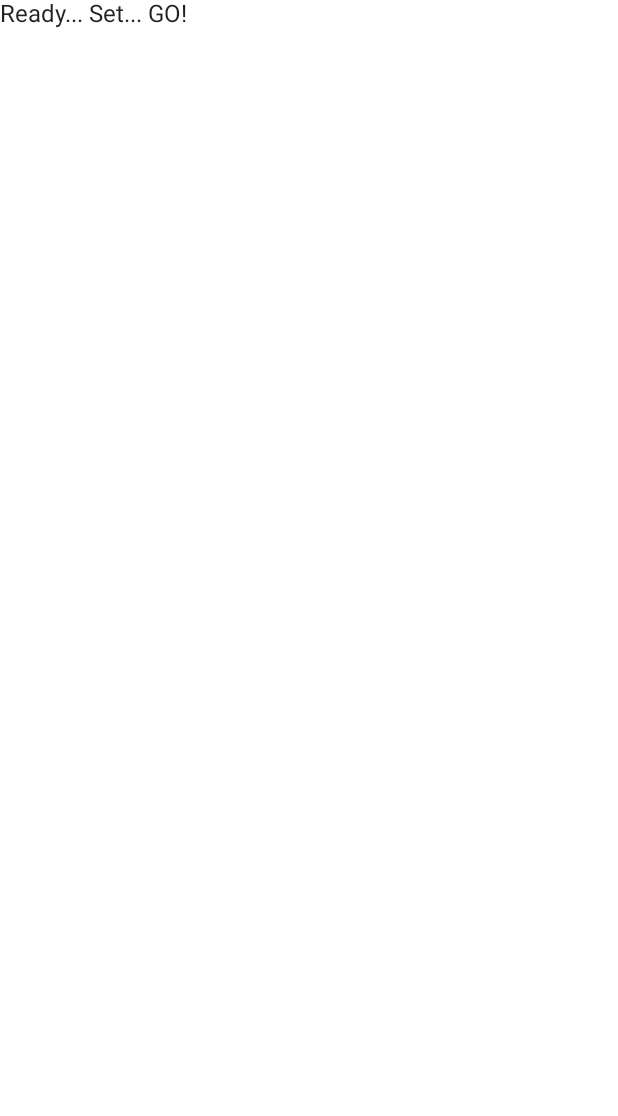
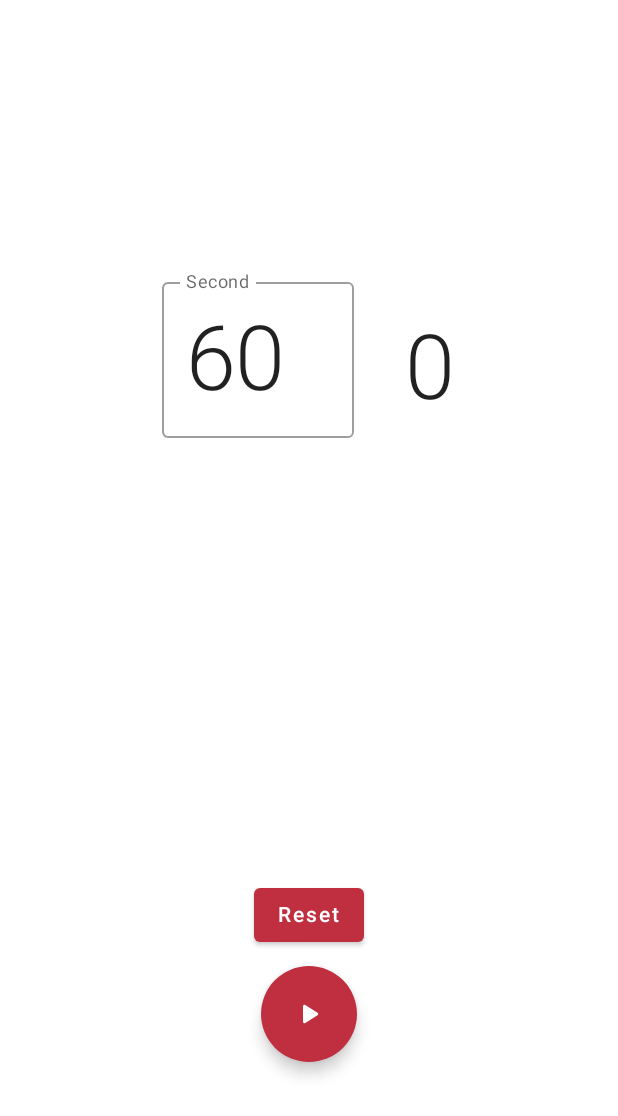
Before and after one commit to FiqSky/Countdown-Timer, an Android app built with Jetpack Compose: the screen it shows after launch (MainActivity), on a phone screen of 412 x 824 dp. Before the commit the part shown is almost empty. Shown: the top 1116 px of the screen. Run offline under Robolectric (Android 15) with nearby library versions, the phone set to English and light mode, and no system bars.

Commit message:
challenge accepted

```diff
--- a/app/build.gradle
+++ b/app/build.gradle
@@ -71,6 +71,8 @@ dependencies {
     implementation "androidx.compose.ui:ui:$compose_version"
     implementation "androidx.compose.material:material:$compose_version"
     implementation "androidx.compose.material:material-icons-extended:$compose_version"
+    implementation "androidx.compose.runtime:runtime-livedata:$compose_version"
+    implementation "androidx.compose.runtime:runtime:$compose_version"
     implementation "androidx.compose.ui:ui-tooling:$compose_version"
     implementation 'androidx.lifecycle:lifecycle-runtime-ktx:2.3.0'
 
--- a/app/src/main/java/com/example/androiddevchallenge/MainActivity.kt
+++ b/app/src/main/java/com/example/androiddevchallenge/MainActivity.kt
@@ -18,12 +18,39 @@ package com.example.androiddevchallenge
 import android.os.Bundle
 import androidx.activity.compose.setContent
 import androidx.appcompat.app.AppCompatActivity
+import androidx.compose.foundation.layout.Arrangement
+import androidx.compose.foundation.layout.Box
+import androidx.compose.foundation.layout.Column
+import androidx.compose.foundation.layout.Row
+import androidx.compose.foundation.layout.fillMaxHeight
+import androidx.compose.foundation.layout.fillMaxWidth
+import androidx.compose.foundation.layout.padding
+import androidx.compose.foundation.layout.size
+import androidx.compose.foundation.layout.width
+import androidx.compose.material.Button
+import androidx.compose.material.FloatingActionButton
+import androidx.compose.material.Icon
 import androidx.compose.material.MaterialTheme
+import androidx.compose.material.OutlinedTextField
 import androidx.compose.material.Surface
 import androidx.compose.material.Text
+import androidx.compose.material.icons.Icons
+import androidx.compose.material.icons.rounded.Pause
+import androidx.compose.material.icons.rounded.PlayArrow
 import androidx.compose.runtime.Composable
+import androidx.compose.runtime.LaunchedEffect
+import androidx.compose.runtime.getValue
+import androidx.compose.runtime.mutableStateOf
+import androidx.compose.runtime.saveable.rememberSaveable
+import androidx.compose.runtime.setValue
+import androidx.compose.ui.Alignment
+import androidx.compose.ui.Modifier
 import androidx.compose.ui.tooling.preview.Preview
+import androidx.compose.ui.unit.dp
 import com.example.androiddevchallenge.ui.theme.MyTheme
+import com.example.androiddevchallenge.ui.theme.SweetRed
+import com.example.androiddevchallenge.ui.theme.typography
+import kotlinx.coroutines.delay
 
 class MainActivity : AppCompatActivity() {
     override fun onCreate(savedInstanceState: Bundle?) {
@@ -36,11 +63,88 @@ class MainActivity : AppCompatActivity() {
     }
 }
 
-// Start building your app here!
 @Composable
 fun MyApp() {
+    var time by rememberSaveable { mutableStateOf(60) }
+    var remaining by rememberSaveable { mutableStateOf(60 * 1000L) }
+    var prev by rememberSaveable { mutableStateOf(System.currentTimeMillis()) }
+    var run by rememberSaveable { mutableStateOf(false) }
+
     Surface(color = MaterialTheme.colors.background) {
-        Text(text = "Ready... Set... GO!")
+        Column(
+            Modifier
+                .padding(16.dp)
+                .fillMaxWidth()
+                .fillMaxHeight(),
+            horizontalAlignment = Alignment.CenterHorizontally,
+            verticalArrangement = Arrangement.Center,
+        ) {
+            Box(contentAlignment = Alignment.TopCenter) {
+                Row(
+                    modifier = Modifier.padding(64.dp),
+                    verticalAlignment = Alignment.Bottom
+                ) {
+                    OutlinedTextField(
+                        value = (remaining / 1000).toString(),
+                        onValueChange = {
+                            time = Integer.parseInt(it.replace(Regex("[^0123456789]"), ""))
+                            remaining = time * 1000L
+                        },
+                        label = { Text("Second") },
+                        modifier = Modifier
+                            .width(128.dp),
+                        textStyle = typography.h2,
+                        enabled = !run,
+                        singleLine = true,
+                        maxLines = 1,
+                    )
+                    Text(
+                        text = String.format("%3d", remaining % 10),
+                        style = typography.h2,
+                        modifier = Modifier.padding(start = 5.dp, bottom = 10.dp)
+                    )
+                }
+            }
+
+            Button(
+                modifier = Modifier
+                    .padding(top = 230.dp),
+                onClick = {
+                    remaining = time * 1000L
+                    run = false
+                },
+            ) {
+                Text("Reset")
+            }
+
+            FloatingActionButton(
+                modifier = Modifier
+                    .padding(top = 10.dp)
+                    .size(64.dp),
+                backgroundColor = SweetRed,
+                onClick = {
+                    run = !run
+                    prev = System.currentTimeMillis()
+                }
+            ) {
+                Icon(if (run) Icons.Rounded.Pause else Icons.Rounded.PlayArrow, contentDescription = if (run) "Pause" else "Play")
+            }
+        }
+    }
+
+    LaunchedEffect("draw") {
+        while (true) {
+            if (run) {
+                val current = System.currentTimeMillis()
+                remaining -= (current - prev)
+                prev = current
+                if (remaining < 0) {
+                    remaining = 0
+                    run = false
+                }
+            }
+            delay(1000 / 24)
+        }
     }
 }
 
--- a/app/src/main/java/com/example/androiddevchallenge/ui/theme/Color.kt
+++ b/app/src/main/java/com/example/androiddevchallenge/ui/theme/Color.kt
@@ -21,3 +21,5 @@ val purple200 = Color(0xFFBB86FC)
 val purple500 = Color(0xFF6200EE)
 val purple700 = Color(0xFF3700B3)
 val teal200 = Color(0xFF03DAC5)
+val SweetRed = Color(0xFFBF2F3F)
+val SweetRedDarker = Color(0xFF9E1B2A)
--- a/app/src/main/java/com/example/androiddevchallenge/ui/theme/Theme.kt
+++ b/app/src/main/java/com/example/androiddevchallenge/ui/theme/Theme.kt
@@ -22,14 +22,14 @@ import androidx.compose.material.lightColors
 import androidx.compose.runtime.Composable
 
 private val DarkColorPalette = darkColors(
-    primary = purple200,
-    primaryVariant = purple700,
+    primary = SweetRed,
+    primaryVariant = SweetRedDarker,
     secondary = teal200
 )
 
 private val LightColorPalette = lightColors(
-    primary = purple500,
-    primaryVariant = purple700,
+    primary = SweetRed,
+    primaryVariant = SweetRedDarker,
     secondary = teal200
 
         /* Other default colors to override
```
